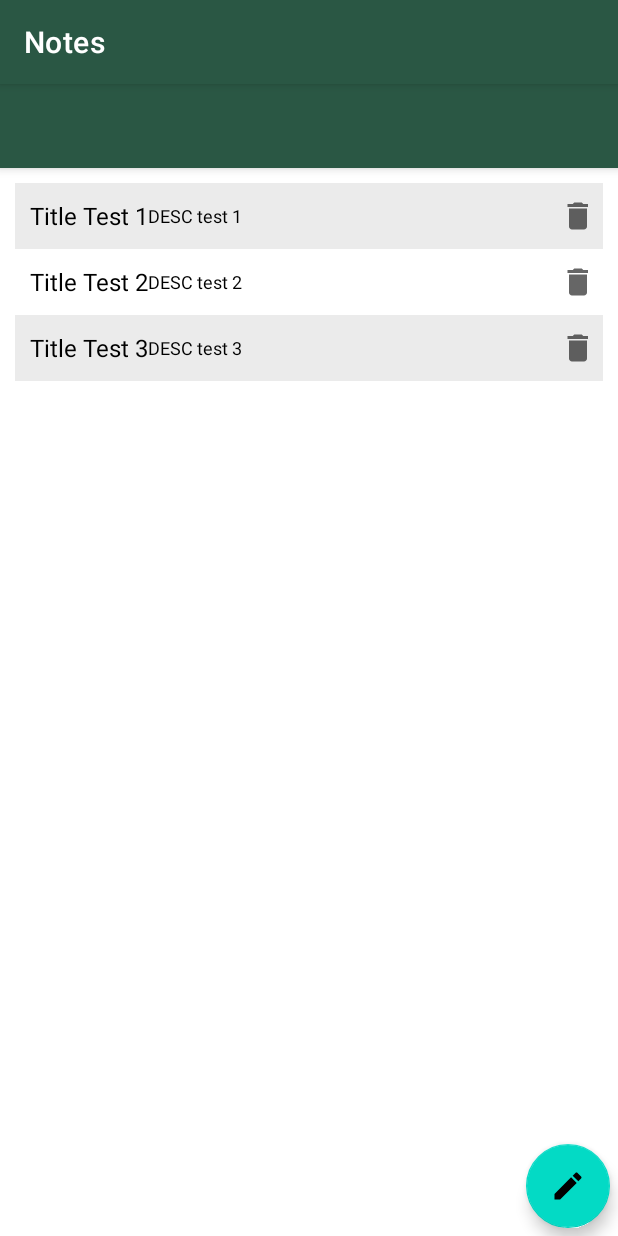
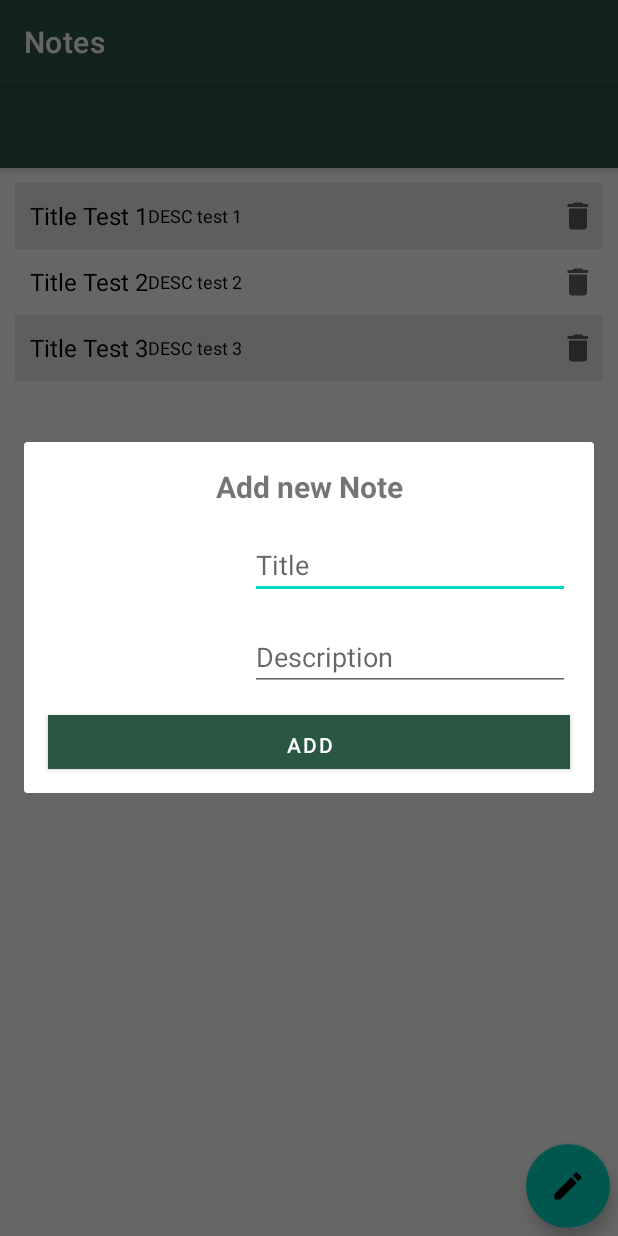
Before and after one commit to pannaAdrianna/KotlinDB, an Android app: the TextNotesActivity screen opened directly, with no data from a screen before it, after a tap on "Add New Note", on a phone screen of 412 x 824 dp. Run offline under Robolectric (Android 15) with nearby library versions, the phone set to English and light mode, and no system bars.

Commit message:
update all. Works

```diff
--- a/app/src/main/java/edu/ib/kotlindb/activities/TextNotesActivity.kt
+++ b/app/src/main/java/edu/ib/kotlindb/activities/TextNotesActivity.kt
@@ -5,6 +5,7 @@ import android.app.Dialog
 import androidx.appcompat.app.AppCompatActivity
 import android.os.Bundle
 import android.view.View
+import android.view.ViewGroup
 import android.widget.SearchView
 import android.widget.TextView
 import android.widget.Toast
@@ -16,6 +17,7 @@ import edu.ib.kotlindb.R
 import edu.ib.kotlindb.database.EmpModelClass
 import edu.ib.kotlindb.database.TextNotesAdapter
 import edu.ib.kotlindb.models.TextNote
+import kotlinx.android.synthetic.main.dialog_add_new_text_note.*
 
 class TextNotesActivity : AppCompatActivity() {
 
@@ -38,7 +40,7 @@ class TextNotesActivity : AppCompatActivity() {
     override fun onCreate(savedInstanceState: Bundle?) {
         super.onCreate(savedInstanceState)
         setContentView(R.layout.activity_text_notes)
-        getSupportActionBar()?.setTitle("Notes")
+        supportActionBar?.setTitle("Notes")
 
         // to z content
         rvItemsList = findViewById(R.id.rvTextNotes)
@@ -46,25 +48,38 @@ class TextNotesActivity : AppCompatActivity() {
         searchView = findViewById(R.id.search_bar)
         setupListofDataIntoRecyclerView()
         adapter = TextNotesAdapter(this, getBasicItemsList())
-        rvItemsList.setAdapter(adapter);
+        rvItemsList.adapter = adapter;
 
 
         btnAdd.setOnClickListener { view ->
-            Toast.makeText(
-                applicationContext,
-                TAG + " btn Add click",
-                Toast.LENGTH_LONG
-            ).show()
+            /*  Toast.makeText(
+                  applicationContext,
+                  TAG + " btn Add click",
+                  Toast.LENGTH_LONG
+              ).show()*/
 
 
-
-            TODO("alert dialog")
+//            openDialog()
+            showDialog()
+            setupListofDataIntoRecyclerView()
+//            TODO("alert dialog")
         }
 
     }
 
+   /* fun openDialog() {
+        val dialog = AddNewNoteDialog()
+        dialog.show(supportFragmentManager, "Add New Note Dialog")
+
+        println("\n\n\n note from dialog ${note}")
+        if (note.title != "") {
+            databaseHandler.addTextNote(note)
+            setupListofDataIntoRecyclerView()
+            dialog.dismiss()
+        }
 
 
+    }*/
 
 
     private fun getBasicItemsList(): ArrayList<TextNote> {
@@ -78,24 +93,22 @@ class TextNotesActivity : AppCompatActivity() {
 
 
     private fun setupListofDataIntoRecyclerView() {
-        rvItemsList = findViewById(R.id.rvTextNotes)
+
         val tvNoRecordsAvailable: TextView = findViewById(R.id.tvNoRecordsAvailable)
-
-
         if (getBasicItemsList().size == 0) {
             rvItemsList.visibility = View.GONE
             tvNoRecordsAvailable.visibility = View.VISIBLE
             addSomeData()
         }
+        refreshAdapter()
+    }
 
-        rvItemsList.visibility = View.VISIBLE
-        tvNoRecordsAvailable.visibility = View.GONE
 
+    private fun refreshAdapter() {
         rvItemsList.layoutManager = LinearLayoutManager(this)
         val itemAdapter = TextNotesAdapter(this, getBasicItemsList())
         rvItemsList.adapter = itemAdapter
-
-
+        itemAdapter.notifyDataSetChanged()
     }
 
     private fun addSomeData() {
@@ -109,6 +122,36 @@ class TextNotesActivity : AppCompatActivity() {
             TextNote(3, "Title Test 3", "DESC test 3")
         )
     }
+
+
+    private fun showDialog() {
+        val customDialog = Dialog(this)
+        customDialog.setContentView(R.layout.dialog_add_new_text_note)
+
+        customDialog.window?.setLayout(ViewGroup.LayoutParams.MATCH_PARENT, ViewGroup.LayoutParams.WRAP_CONTENT)
+        val yesBtn = customDialog.findViewById(R.id.btn_add) as TextView
+//        val noBtn = customDialog.findViewById(R.id.no_opt) as TextView
+        databaseHandler = DatabaseHandler(this)
+        customDialog!!.setCanceledOnTouchOutside(true);
+
+        yesBtn.setOnClickListener {
+            //Do something here
+            val title = customDialog.et_title.text.toString()
+            val desc = customDialog.et_desc.text.toString()
+
+
+            databaseHandler.addTextNote(TextNote(0, title, desc))
+            setupListofDataIntoRecyclerView()
+            Toast.makeText(this,"Added new note ${title}",Toast.LENGTH_SHORT).show()
+
+            customDialog.dismiss()
+        }
+//        noBtn.setOnClickListener {
+//            customDialog.dismiss()
+//        }
+        customDialog.show()
+    }
+
 
     fun deleteRecordAlertDialog(empModelClass: TextNote) {
         val builder = AlertDialog.Builder(this)
@@ -154,7 +197,5 @@ class TextNotesActivity : AppCompatActivity() {
         alertDialog.show()  // show the dialog to UI
     }
 
-    fun onBtnAddNoteClick(view: android.view.View) {}
-
 
 }
--- a/app/src/main/java/edu/ib/kotlindb/models/Note.kt
+++ b/app/src/main/java/edu/ib/kotlindb/models/Note.kt
@@ -1,4 +1,4 @@
 package edu.ib.kotlindb.models
 
-open class Note (val id: Int, val title: String){
+open class Note (open val id: Int=-1, open var title: String?= null){
 }
--- a/app/src/main/java/edu/ib/kotlindb/models/TextNote.kt
+++ b/app/src/main/java/edu/ib/kotlindb/models/TextNote.kt
@@ -1,4 +1,5 @@
 package edu.ib.kotlindb.models
 
-class TextNote(id: Int, title: String, val desc: String) : Note(id, title) {
+data class TextNote(override val id: Int, override var title: String?, val desc: String? = null) : Note(id, title) {
+
 }
--- /dev/null
+++ b/app/src/main/res/drawable/ic_password.xml
@@ -0,0 +1,10 @@
+<vector xmlns:android="http://schemas.android.com/apk/res/android"
+    android:width="24dp"
+    android:height="24dp"
+    android:viewportWidth="24"
+    android:viewportHeight="24"
+    android:tint="?attr/colorControlNormal">
+  <path
+      android:fillColor="@android:color/white"
+      android:pathData="M18,8h-1L17,6c0,-2.76 -2.24,-5 -5,-5S7,3.24 7,6v2L6,8c-1.1,0 -2,0.9 -2,2v10c0,1.1 0.9,2 2,2h12c1.1,0 2,-0.9 2,-2L20,10c0,-1.1 -0.9,-2 -2,-2zM12,17c-1.1,0 -2,-0.9 -2,-2s0.9,-2 2,-2 2,0.9 2,2 -0.9,2 -2,2zM15.1,8L8.9,8L8.9,6c0,-1.71 1.39,-3.1 3.1,-3.1 1.71,0 3.1,1.39 3.1,3.1v2z"/>
+</vector>
--- /dev/null
+++ b/app/src/main/res/drawable/ic_username.xml
@@ -0,0 +1,10 @@
+<vector xmlns:android="http://schemas.android.com/apk/res/android"
+    android:width="24dp"
+    android:height="24dp"
+    android:viewportWidth="24"
+    android:viewportHeight="24"
+    android:tint="?attr/colorControlNormal">
+  <path
+      android:fillColor="@android:color/white"
+      android:pathData="M12,2C6.48,2 2,6.48 2,12s4.48,10 10,10 10,-4.48 10,-10S17.52,2 12,2zM12,5c1.66,0 3,1.34 3,3s-1.34,3 -3,3 -3,-1.34 -3,-3 1.34,-3 3,-3zM12,19.2c-2.5,0 -4.71,-1.28 -6,-3.22 0.03,-1.99 4,-3.08 6,-3.08 1.99,0 5.97,1.09 6,3.08 -1.29,1.94 -3.5,3.22 -6,3.22z"/>
+</vector>
--- /dev/null
+++ b/app/src/main/res/layout/dialog_add_new_text_note.xml
@@ -0,0 +1,87 @@
+<androidx.constraintlayout.widget.ConstraintLayout xmlns:android="http://schemas.android.com/apk/res/android"
+    xmlns:app="http://schemas.android.com/apk/res-auto"
+    xmlns:tools="http://schemas.android.com/tools"
+    android:layout_width="match_parent"
+    tools:viewBindingIgnore="false"
+    android:layout_height="wrap_content">
+
+    <TextView
+        android:id="@+id/tv_title"
+        android:layout_width="wrap_content"
+        android:layout_height="wrap_content"
+        android:layout_marginTop="16dp"
+        android:text="Add new Note"
+        android:textSize="20sp"
+        android:textStyle="bold"
+        app:layout_constraintEnd_toEndOf="parent"
+        app:layout_constraintStart_toStartOf="parent"
+        app:layout_constraintTop_toTopOf="parent" />
+
+    <EditText
+        android:id="@+id/et_title"
+        android:layout_width="wrap_content"
+        android:layout_height="wrap_content"
+        android:layout_marginTop="16dp"
+        android:layout_marginEnd="16dp"
+        android:ems="10"
+        android:hint="Title"
+        android:inputType="text"
+        app:layout_constraintEnd_toEndOf="parent"
+        app:layout_constraintTop_toBottomOf="@+id/tv_title" />
+
+    <EditText
+        android:id="@+id/et_desc"
+        android:layout_width="wrap_content"
+        android:layout_height="wrap_content"
+        android:layout_marginTop="16dp"
+        android:layout_marginEnd="16dp"
+        android:ems="10"
+        android:hint="Description"
+        android:inputType="text"
+        app:layout_constraintEnd_toEndOf="parent"
+        app:layout_constraintTop_toBottomOf="@+id/et_title" />
+
+    <Button
+        android:id="@+id/btn_add"
+        android:layout_width="0dp"
+        android:layout_height="36dp"
+        android:layout_marginStart="16dp"
+        android:layout_marginTop="16dp"
+        android:layout_marginEnd="16dp"
+        android:layout_marginBottom="16dp"
+        android:background="#2196F3"
+        android:text="Add"
+        android:textColor="#FFFFFF"
+        app:layout_constraintBottom_toBottomOf="parent"
+        app:layout_constraintEnd_toEndOf="parent"
+        app:layout_constraintStart_toStartOf="parent"
+        app:layout_constraintTop_toBottomOf="@+id/et_desc" />
+
+    <!--<ImageView
+        android:id="@+id/img_username"
+        android:layout_width="wrap_content"
+        android:layout_height="wrap_content"
+        android:layout_marginStart="16dp"
+        android:layout_marginTop="28dp"
+        android:layout_marginEnd="16dp"
+        app:layout_constraintEnd_toStartOf="@+id/et_title"
+        app:layout_constraintHorizontal_bias="0.495"
+        app:layout_constraintStart_toStartOf="parent"
+        app:layout_constraintTop_toBottomOf="@+id/tv_title"
+        app:srcCompat="@drawable/ic_username" />-->
+
+    <!-- <ImageView
+         android:id="@+id/img_password"
+         android:layout_width="wrap_content"
+         android:layout_height="wrap_content"
+         android:layout_marginStart="16dp"
+         android:layout_marginTop="28dp"
+         android:layout_marginEnd="16dp"
+         app:layout_constraintEnd_toStartOf="@+id/et_desc"
+         app:layout_constraintHorizontal_bias="0.495"
+         app:layout_constraintStart_toStartOf="parent"
+         app:layout_constraintTop_toBottomOf="@+id/et_title"
+         app:srcCompat="@drawable/ic_password" />-->
+
+
+</androidx.constraintlayout.widget.ConstraintLayout>
```
Also changed, not shown: app/src/main/java/edu/ib/kotlindb/activities/AddNewNoteDialog.kt (added, +84 -0 lines), app/src/main/java/edu/ib/kotlindb/fragment/MyTextNotesRecyclerViewAdapter.kt (added, +50 -0 lines), app/src/main/java/edu/ib/kotlindb/fragment/TextNotesFragment.kt (added, +62 -0 lines), app/src/main/java/edu/ib/kotlindb/fragment/placeholder/PlaceholderContent.kt (added, +58 -0 lines), app/src/main/res/drawable/round_corner.xml (added, +12 -0 lines), app/src/main/res/layout/fragment_item.xml (added, +20 -0 lines), app/src/main/res/layout/fragment_item_list.xml (added, +13 -0 lines).
